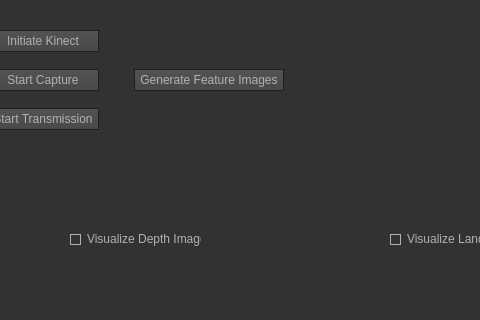
Qt form src/RenderManagement/RGBDCaptureForGANWindow.ui (Mirevi/MotionHub) before a commit; both pictures show x 290 to 770 and y 0 to 320 of the 979 by 648 pixel window.
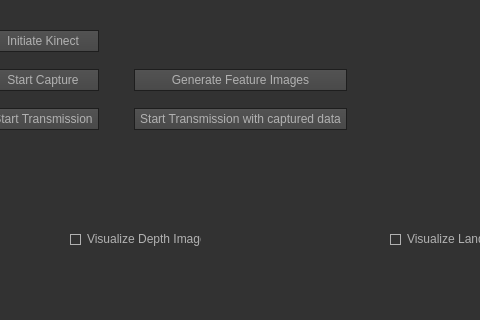
The same form after that commit. Icons and pictures are not drawn.

Commit message: added transmission support for captured data

The edit to the form file:
```diff
--- a/src/RenderManagement/RGBDCaptureForGANWindow.ui
+++ b/src/RenderManagement/RGBDCaptureForGANWindow.ui
@@ -575,6 +575,16 @@
       </property>
      </widget>
     </item>
+    <item row="3" column="2">
+     <widget class="QPushButton" name="btn_start_capture_3">
+      <property name="text">
+       <string>Start Transmission with captured data</string>
+      </property>
+      <property name="flat">
+       <bool>false</bool>
+      </property>
+     </widget>
+    </item>
    </layout>
   </widget>
   <widget class="QLabel" name="color_Image">
```
Left out of the diff: 23 changed lines with no effect on the pictures. The commit also changes 2 other files.
